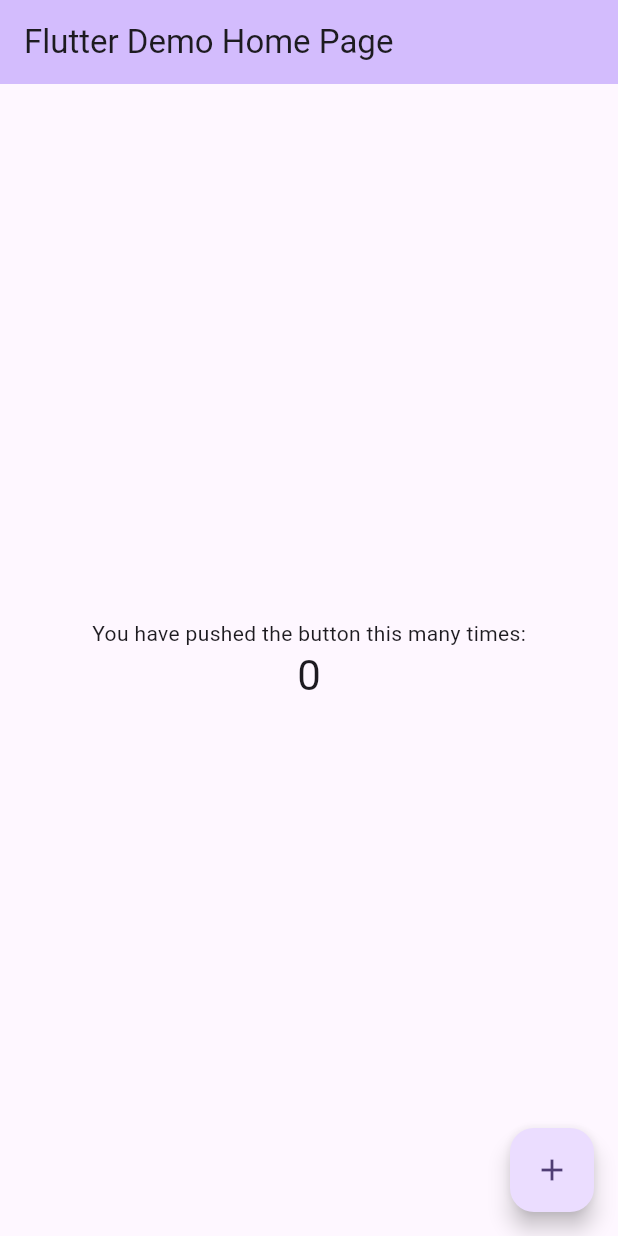
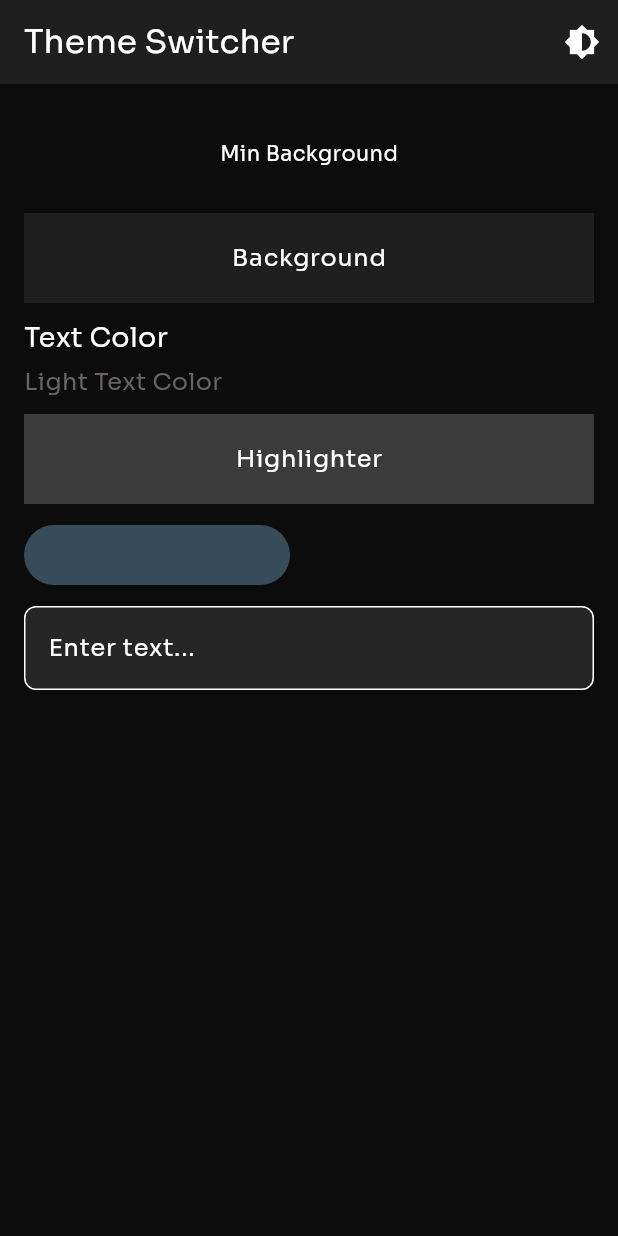
Before and after one commit to AIBay-FYP/aibay, a Flutter app: the screen it shows after launch, on a phone screen of 412 x 824 dp. Run offline on Flutter 3.47's test engine with Material 3 defaults, Android fonts, the phone set to English and light mode, and no system bars; our stand-ins replace flutter_riverpod.

Commit message:
Added theme and fonts

```diff
--- a/lib/main.dart
+++ b/lib/main.dart
@@ -1,125 +1,23 @@
+import 'package:aibay/providers/theme_provider.dart';
+import 'package:aibay/screens/Home.dart';
 import 'package:flutter/material.dart';
 import 'package:flutter_riverpod/flutter_riverpod.dart';
 
 void main() {
-  runApp(
-    const ProviderScope(child: MyApp())
-    );
+  runApp(const ProviderScope(child: MyApp()));
 }
 
-class MyApp extends StatelessWidget {
+class MyApp extends ConsumerWidget {
   const MyApp({super.key});
 
-  // This widget is the root of your application.
   @override
-  Widget build(BuildContext context) {
+  Widget build(BuildContext context, WidgetRef ref) {
+    final theme = ref.watch(themeProvider);
+
     return MaterialApp(
-      title: 'Flutter Demo',
-      theme: ThemeData(
-        // This is the theme of your application.
-        //
-        // TRY THIS: Try running your application with "flutter run". You'll see
-        // the application has a purple toolbar. Then, without quitting the app,
-        // try changing the seedColor in the colorScheme below to Colors.green
-        // and then invoke "hot reload" (save your changes or press the "hot
-        // reload" button in a Flutter-supported IDE, or press "r" if you used
-        // the command line to start the app).
-        //
-        // Notice that the counter didn't reset back to zero; the application
-        // state is not lost during the reload. To reset the state, use hot
-        // restart instead.
-        //
-        // This works for code too, not just values: Most code changes can be
-        // tested with just a hot reload.
-        colorScheme: ColorScheme.fromSeed(seedColor: Colors.deepPurple),
-      ),
-      home: const MyHomePage(title: 'Flutter Demo Home Page'),
+      debugShowCheckedModeBanner: false,
+      theme: theme,
+      home: const HomeScreen(),
     );
   }
 }
-
-class MyHomePage extends StatefulWidget {
-  const MyHomePage({super.key, required this.title});
-
-  // This widget is the home page of your application. It is stateful, meaning
-  // that it has a State object (defined below) that contains fields that affect
-  // how it looks.
-
-  // This class is the configuration for the state. It holds the values (in this
-  // case the title) provided by the parent (in this case the App widget) and
-  // used by the build method of the State. Fields in a Widget subclass are
-  // always marked "final".
-
-  final String title;
-
-  @override
-  State<MyHomePage> createState() => _MyHomePageState();
-}
-
-class _MyHomePageState extends State<MyHomePage> {
-  int _counter = 0;
-
-  void _incrementCounter() {
-    setState(() {
-      // This call to setState tells the Flutter framework that something has
-      // changed in this State, which causes it to rerun the build method below
-      // so that the display can reflect the updated values. If we changed
-      // _counter without calling setState(), then the build method would not be
-      // called again, and so nothing would appear to happen.
-      _counter++;
-    });
-  }
-
-  @override
-  Widget build(BuildContext context) {
-    // This method is rerun every time setState is called, for instance as done
-    // by the _incrementCounter method above.
-    //
-    // The Flutter framework has been optimized to make rerunning build methods
-    // fast, so that you can just rebuild anything that needs updating rather
-    // than having to individually change instances of widgets.
-    return Scaffold(
-      appBar: AppBar(
-        // TRY THIS: Try changing the color here to a specific color (to
-        // Colors.amber, perhaps?) and trigger a hot reload to see the AppBar
-        // change color while the other colors stay the same.
-        backgroundColor: Theme.of(context).colorScheme.inversePrimary,
-        // Here we take the value from the MyHomePage object that was created by
-        // the App.build method, and use it to set our appbar title.
-        title: Text(widget.title),
-      ),
-      body: Center(
-        // Center is a layout widget. It takes a single child and positions it
-        // in the middle of the parent.
-        child: Column(
-          // Column is also a layout widget. It takes a list of children and
-          // arranges them vertically. By default, it sizes itself to fit its
-          // children horizontally, and tries to be as tall as its parent.
-          //
-          // Column has various properties to control how it sizes itself and
-          // how it positions its children. Here we use mainAxisAlignment to
-          // center the children vertically; the main axis here is the vertical
-          // axis because Columns are vertical (the cross axis would be
-          // horizontal).
-          //
-          // TRY THIS: Invoke "debug painting" (choose the "Toggle Debug Paint"
-          // action in the IDE, or press "p" in the console), to see the
-          // wireframe for each widget.
-          mainAxisAlignment: MainAxisAlignment.center,
-          children: <Widget>[
-            const Text('You have pushed the button this many times:'),
-            Text(
-              '$_counter',
-              style: Theme.of(context).textTheme.headlineMedium,
-            ),
-          ],
-        ),
-      ),
-      floatingActionButton: FloatingActionButton(
-        onPressed: _incrementCounter,
-        tooltip: 'Increment',
-        child: const Icon(Icons.add),
-      ), // This trailing comma makes auto-formatting nicer for build methods.
-    );
-  }
-}
--- /dev/null
+++ b/lib/providers/theme_provider.dart
@@ -0,0 +1,18 @@
+import 'package:aibay/theme/app_colors.dart';
+import 'package:flutter/material.dart';
+import 'package:flutter_riverpod/flutter_riverpod.dart';
+
+
+class ThemeNotifier extends StateNotifier<ThemeData> {
+  ThemeNotifier() : super(AppTheme.darkTheme);
+
+  void toggleTheme() {
+    state = state.brightness == Brightness.dark
+        ? AppTheme.lightTheme
+        : AppTheme.darkTheme;
+  }
+}
+
+final themeProvider = StateNotifierProvider<ThemeNotifier, ThemeData>(
+  (ref) => ThemeNotifier(),
+);
--- /dev/null
+++ b/lib/screens/home.dart
@@ -0,0 +1,102 @@
+import 'package:aibay/providers/theme_provider.dart';
+import 'package:flutter/material.dart';
+import 'package:flutter_riverpod/flutter_riverpod.dart';
+
+class HomeScreen extends ConsumerWidget {
+  const HomeScreen({super.key});
+
+  @override
+  Widget build(BuildContext context, WidgetRef ref) {
+    final theme = Theme.of(context);
+    final colorScheme = theme.colorScheme;
+    final textTheme = theme.textTheme;
+
+    return Scaffold(
+      appBar: AppBar(
+        title: const Text("Theme Switcher"),
+        backgroundColor: colorScheme.surface,
+        actions: [
+          IconButton(
+            icon: const Icon(Icons.brightness_6),
+            onPressed: () {
+              ref.read(themeProvider.notifier).toggleTheme();
+            },
+          ),
+        ],
+      ),
+      body: Padding(
+        padding: const EdgeInsets.all(16.0),
+        child: Column(
+          crossAxisAlignment: CrossAxisAlignment.start,
+          children: [
+            // Min Background Color Box
+            Container(
+              height: 60,
+              width: double.infinity,
+              color: const Color(0xFF0C0C0C), // Fixed Min Background Color
+              child: const Center(
+                child: Text("Min Background", style: TextStyle(color: Colors.white)),
+              ),
+            ),
+            const SizedBox(height: 10),
+
+            // Background Color Box
+            Container(
+              height: 60,
+              width: double.infinity,
+              color: colorScheme.surface,
+              child: Center(
+                child: Text("Background", style: textTheme.bodyLarge),
+              ),
+            ),
+            const SizedBox(height: 10),
+
+            // Text Colors
+            Text(
+              "Text Color",
+              style: TextStyle(color: textTheme.bodyLarge?.color, fontSize: 18),
+            ),
+            const SizedBox(height: 5),
+
+            Text(
+              "Light Text Color",
+              style: TextStyle(color: textTheme.bodyMedium?.color, fontSize: 16),
+            ),
+            const SizedBox(height: 10),
+
+            // Highlighter Color Box
+            Container(
+              height: 60,
+              width: double.infinity,
+              color: colorScheme.secondary, // Dynamic Highlighter Color
+              child: Center(
+                child: Text("Highlighter", style: textTheme.bodyLarge),
+              ),
+            ),
+            const SizedBox(height: 10),
+
+            // Button / Highlight Color
+            ElevatedButton(
+              style: ElevatedButton.styleFrom(
+                backgroundColor: colorScheme.primary, // Dynamic Button Color
+              ),
+              onPressed: () {},
+              child: const Text("Button / Highlight"),
+            ),
+            const SizedBox(height: 10),
+
+            // TextField Example (Uses Light/Dark Mode Colors)
+            TextField(
+              decoration: InputDecoration(
+                filled: true,
+                fillColor: colorScheme.onSecondary, // Dynamic TextField Color
+                hintText: "Enter text...",
+                border: OutlineInputBorder(borderRadius: BorderRadius.circular(8)),
+              ),
+            ),
+          ],
+        ),
+      ),
+    );
+  }
+}
--- /dev/null
+++ b/lib/theme/app_colors.dart
@@ -0,0 +1,39 @@
+import 'package:flutter/material.dart';
+
+class AppTheme {
+  // Light Theme
+  static final ThemeData lightTheme = ThemeData(
+    fontFamily: 'Sora',
+    brightness: Brightness.light,
+    scaffoldBackgroundColor: const Color(0xFFFFFFFF), // Light Mode Background (White)
+    primaryColor: const Color(0xFF364C59), // Button or other highlight-related color
+    textTheme: const TextTheme(
+      bodyLarge: TextStyle(color: Color(0xFF0C0C0C)), // Min Background (Used for Text in Light Mode)
+      bodyMedium: TextStyle(color: Color(0xFF696363)), // Light Text Color
+    ),
+    colorScheme: const ColorScheme.light(
+      surface: Color(0xFFFFFFFF), // Background Color
+      primary: Color(0xFF364C59), // Button Color (Same as primaryColor)
+      secondary: Color(0xFFD9D9D9), // Light Mode Highlighter (New)
+      onSecondary: Color(0xFFE8E8E8), // Light Mode TextField Color (New)
+    ),
+  );
+
+  // Dark Theme
+  static final ThemeData darkTheme = ThemeData(
+    fontFamily: 'Sora',
+    brightness: Brightness.dark,
+    scaffoldBackgroundColor: const Color(0xFF0C0C0C), // Min Background (Dark Mode)
+    primaryColor: const Color(0xFF364C59), // Button or other highlight-related color
+    textTheme: const TextTheme(
+      bodyLarge: TextStyle(color: Color(0xFFFFFFFF)), // Text Color (White)
+      bodyMedium: TextStyle(color: Color(0xFF696363)), // Light Text Color
+    ),
+    colorScheme: const ColorScheme.dark(
+      surface: Color(0xFF1F1F1F), // Background Color
+      primary: Color(0xFF364C59), // Button Color (Same as primaryColor)
+      secondary: Color(0xFF3B3B3B), // Highlighter
+      onSecondary: Color(0xFF262626), // Dark Mode TextField Color (New)
+    ),
+  );
+}
```
Also changed, not shown: pubspec.yaml (+20 -12 lines), lib/assets/fonts/Sora-Bold.ttf (added), lib/assets/fonts/Sora-ExtraBold.ttf (added), lib/assets/fonts/Sora-ExtraLight.ttf (added), lib/assets/fonts/Sora-Light.ttf (added), lib/assets/fonts/Sora-Medium.ttf (added), lib/assets/fonts/Sora-Regular.ttf (added), lib/assets/fonts/Sora-SemiBold.ttf (added), lib/assets/fonts/Sora-Thin.ttf (added).
